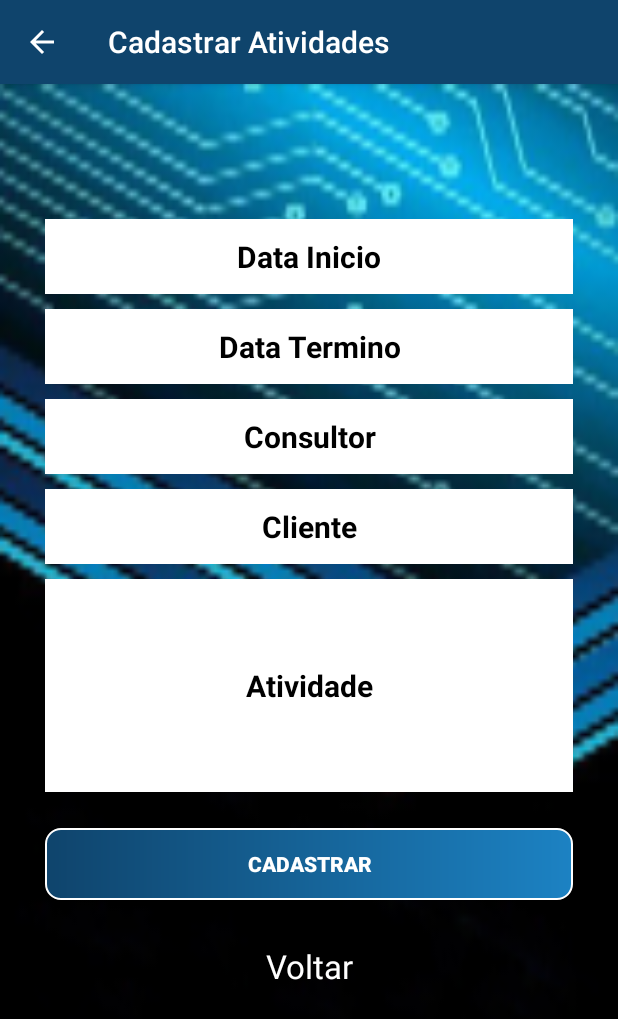
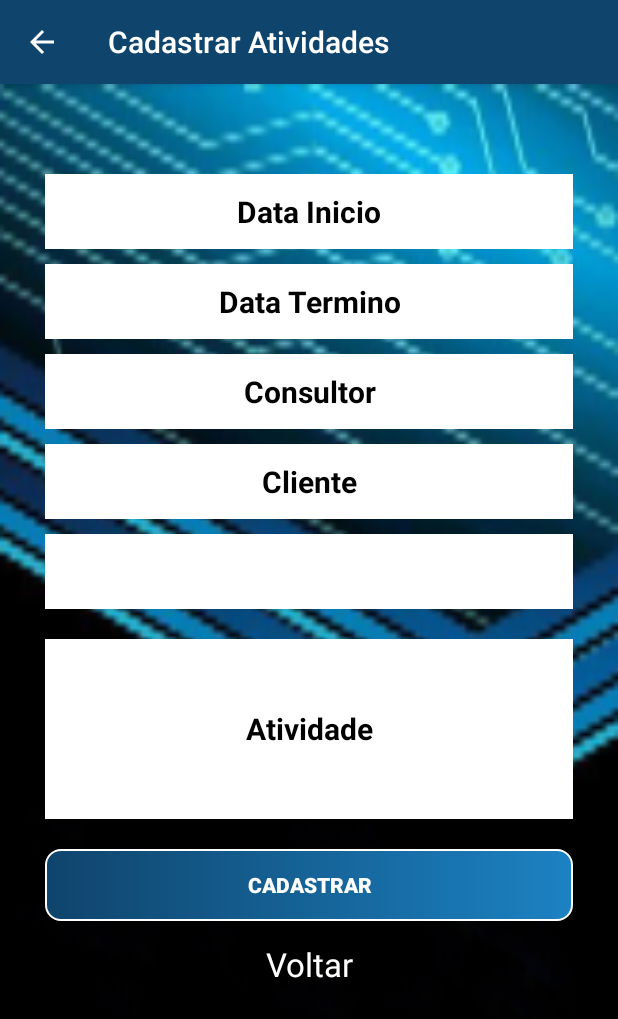
Before and after one commit to volk-infinity/AppVolk, an Android app: the CadastroAtividadesActivity screen opened directly, with no data from a screen before it, on a phone screen of 412 x 824 dp. Shown: the top 1019 px of the screen. Run offline under Robolectric (Android 15) with nearby library versions, the phone set to English and light mode, and no system bars.

Commit message:
Criacao do spinner tipo servico na tela de cadastro de atividades

```diff
--- a/app/src/main/res/layout/activity_cadastro_atividades.xml
+++ b/app/src/main/res/layout/activity_cadastro_atividades.xml
@@ -18,7 +18,7 @@
 
             <Space
                 android:layout_width="match_parent"
-                android:layout_height="90dp" />
+                android:layout_height="60dp" />
 
             <EditText
                 android:id="@+id/editTextDataInicioAtv"
@@ -100,10 +100,22 @@
                 android:layout_width="match_parent"
                 android:layout_height="10dp" />
 
+            <Spinner
+                android:id="@+id/TipoServico"
+                android:layout_width="match_parent"
+                android:layout_height="50dp"
+                android:layout_marginLeft="30dp"
+                android:layout_marginRight="30dp"
+                android:background="@color/color_white"/>
+
+            <Space
+                android:layout_width="match_parent"
+                android:layout_height="20dp" />
+
             <EditText
                 android:id="@+id/editTextAtividade"
                 android:layout_width="match_parent"
-                android:layout_height="142dp"
+                android:layout_height="120dp"
                 android:layout_marginLeft="30dp"
                 android:layout_marginRight="30dp"
                 android:background="@color/color_white"
@@ -118,11 +130,11 @@
 
             <Space
                 android:layout_width="match_parent"
-                android:layout_height="24dp" />
+                android:layout_height="20dp" />
 
             <LinearLayout
                 android:layout_width="match_parent"
-                android:layout_height="77dp"
+                android:layout_height="62dp"
                 android:orientation="horizontal">
 
                 <Button
--- a/app/src/main/res/layout/activity_cadastro_cliente.xml
+++ b/app/src/main/res/layout/activity_cadastro_cliente.xml
@@ -21,14 +21,14 @@
                 android:layout_height="100dp" />
 
             <EditText
-                android:id="@+id/editTextSegmentoCli"
+                android:id="@+id/editTextCpfCli"
                 android:layout_width="match_parent"
                 android:layout_height="50dp"
                 android:layout_marginLeft="30dp"
                 android:layout_marginRight="30dp"
                 android:background="@color/color_white"
                 android:ems="10"
-                android:hint="Segmento"
+                android:hint="CPF"
                 android:inputType="textPersonName"
                 android:textAlignment="center"
                 android:textColor="@color/black"
```
